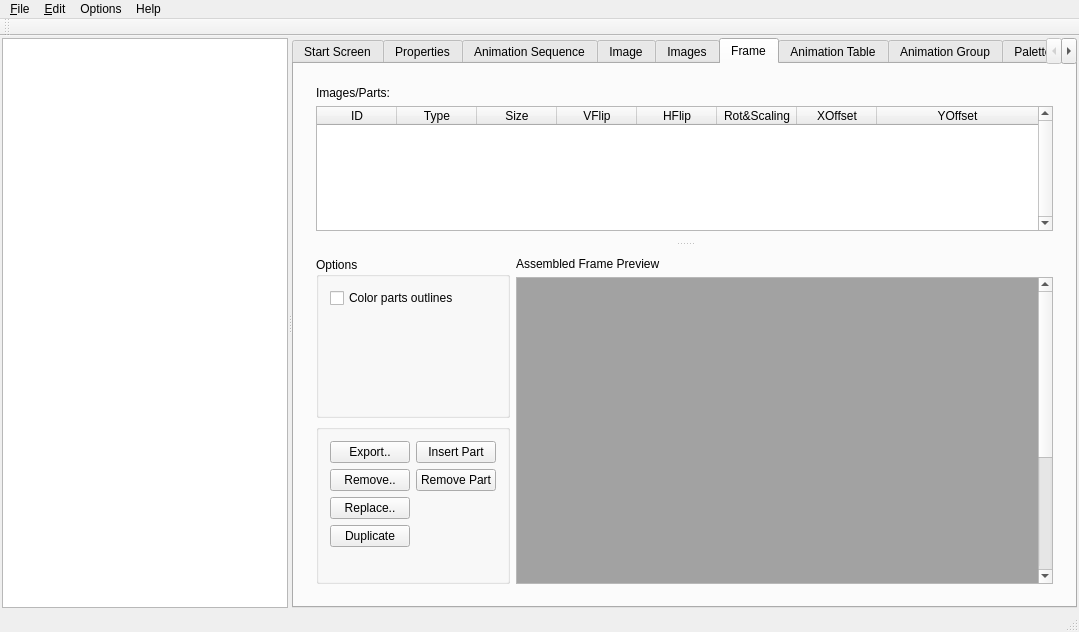
Above: mainwindow.ui from PsyCommando/ppmdu_spriteeditor before the change. Below: the same form after it.
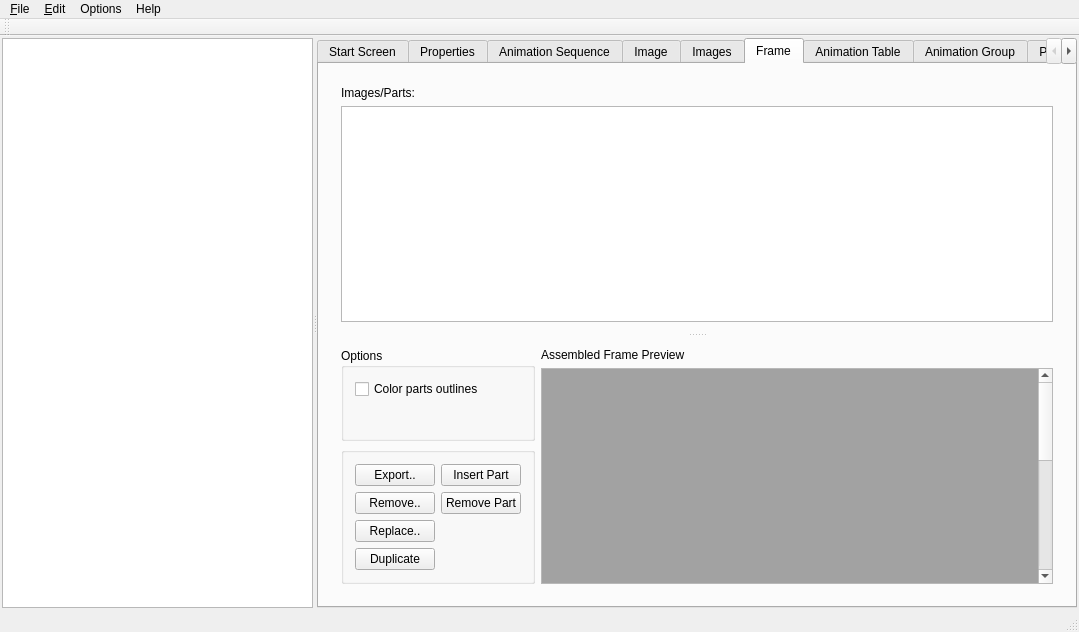
That is the form after the change. The open tabs and pages were chosen to show the change. Icons and pictures are not drawn.

The edit to the form file:
```diff
--- a/mainwindow.ui
+++ b/mainwindow.ui
@@ -1050,16 +1050,7 @@
               </widget>
              </item>
              <item>
-              <widget class="QTableWidget" name="tblframeparts">
-               <property name="contextMenuPolicy">
-                <enum>Qt::ActionsContextMenu</enum>
-               </property>
-               <property name="verticalScrollBarPolicy">
-                <enum>Qt::ScrollBarAlwaysOn</enum>
-               </property>
-               <property name="sizeAdjustPolicy">
-                <enum>QAbstractScrollArea::AdjustToContentsOnFirstShow</enum>
-               </property>
+              <widget class="QTableView" name="tblframeparts">
                <property name="editTriggers">
                 <set>QAbstractItemView::AnyKeyPressed|QAbstractItemView::CurrentChanged|QAbstractItemView::DoubleClicked|QAbstractItemView::EditKeyPressed</set>
                </property>
@@ -1081,64 +1072,24 @@
                <property name="alternatingRowColors">
                 <bool>true</bool>
                </property>
-               <property name="cornerButtonEnabled">
-                <bool>false</bool>
+               <property name="selectionMode">
+                <enum>QAbstractItemView::SingleSelection</enum>
                </property>
                <attribute name="horizontalHeaderCascadingSectionResizes">
                 <bool>true</bool>
                </attribute>
                <attribute name="horizontalHeaderDefaultSectionSize">
-                <number>80</number>
+                <number>50</number>
                </attribute>
                <attribute name="horizontalHeaderMinimumSectionSize">
-                <number>32</number>
+                <number>16</number>
                </attribute>
                <attribute name="horizontalHeaderStretchLastSection">
                 <bool>true</bool>
                </attribute>
-               <attribute name="verticalHeaderStretchLastSection">
-                <bool>true</bool>
+               <attribute name="verticalHeaderVisible">
+                <bool>false</bool>
                </attribute>
-               <column>
-                <property name="text">
-                 <string>ID</string>
-                </property>
-               </column>
-               <column>
-                <property name="text">
-                 <string>Type</string>
-                </property>
-               </column>
-               <column>
-                <property name="text">
-                 <string>Size</string>
-                </property>
-               </column>
-               <column>
-                <property name="text">
-                 <string>VFlip</string>
-                </property>
-               </column>
-               <column>
-                <property name="text">
-                 <string>HFlip</string>
-                </property>
-               </column>
-               <column>
-                <property name="text">
-                 <string>Rot&amp;Scaling</string>
-                </property>
-               </column>
-               <column>
-                <property name="text">
-                 <string>XOffset</string>
-                </property>
-               </column>
-               <column>
-                <property name="text">
-                 <string>YOffset</string>
-                </property>
-               </column>
               </widget>
              </item>
             </layout>
```
Left out of the diff: 25 changed lines with no effect on the pictures.
